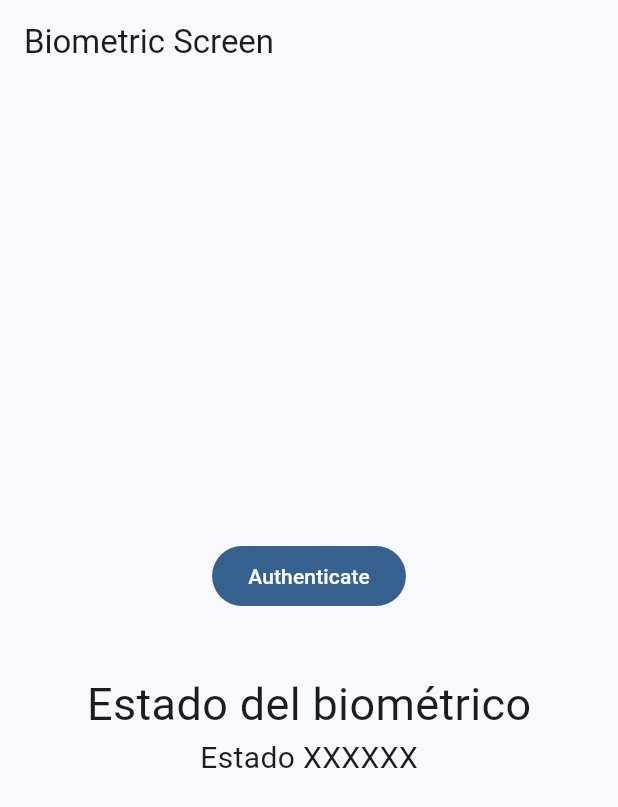
After one commit to pomarmcdrac/micelaneos, a Flutter app: the BiometricScreen screen opened by its route, on a phone screen of 412 x 824 dp. The commit adds this screen. Shown: the top 807 px of the screen. Run offline on Flutter 3.47's test engine with Material 3 defaults, Android fonts, the phone set to English and light mode, and no system bars; our stand-ins replace device_info_plus, dio, flutter_compass, flutter_riverpod, go_router, google_fonts and 4 more.

Commit message:
add new features

```diff
--- /dev/null
+++ b/lib/config/plugins/local_auth_plugin.dart
@@ -0,0 +1,52 @@
+import 'package:flutter/services.dart';
+import 'package:local_auth/local_auth.dart';
+import 'package:local_auth/error_codes.dart' as auth_error;
+
+class LocalAuthPlugin {
+  static final LocalAuthentication auth = LocalAuthentication();
+
+  static availableBiometrics() async {
+    final List<BiometricType> availableBiometrics = await auth.getAvailableBiometrics();
+
+    if (availableBiometrics.isNotEmpty) {
+      // Some biometrics are enrolled.
+    }
+
+    if (availableBiometrics.contains(BiometricType.strong) || availableBiometrics.contains(BiometricType.face)) {
+      // Specific types of biometrics are available.
+      // Use checks like this with caution!
+    }
+  }
+
+  static Future<bool> canCheckBiometrics() async {
+    return await auth.canCheckBiometrics;
+  }
+
+  static Future<(bool, String)> authenticate() async {
+
+    try {
+
+      final bool authenticated = await auth.authenticate(
+        localizedReason: 'Por favor autentícate para continuar',
+        options: const AuthenticationOptions(
+          // biometricOnly: true // false podemos colocar el PIN
+        ),
+      );
+
+      return (true, 'Success');
+
+    } on PlatformException catch (e) {
+      print(e);
+
+      if (e.code == auth_error.notEnrolled) return (false, 'Biometric not enrolled');
+      if (e.code == auth_error.lockedOut) return (false, 'Biometric locked out');
+      if (e.code == auth_error.notAvailable) return (false, 'Biometric not available');
+      if (e.code == auth_error.passcodeNotSet) return (false, 'Passcode not set');
+      if (e.code == auth_error.permanentlyLockedOut) return (false, 'Biometric permanently locked out');
+
+      return (false, e.toString());
+    }
+
+  }
+
+}
--- a/lib/config/router/app_router.dart
+++ b/lib/config/router/app_router.dart
@@ -48,9 +48,10 @@ final router = GoRouter(
         )
       ]
     ),
-    // GoRoute(
-    //   path: '/pokemons/:id',
-    //   builder: (context, state) => const PokemonsScreen(),
-    // ),
+    // ? Biometrics
+    GoRoute(
+      path: '/biometrics',
+      builder: (context, state) => const BiometricScreen(),
+    ),
   ]
 );
--- /dev/null
+++ b/lib/presentation/screens/biometrics/biometric_screen.dart
@@ -0,0 +1,38 @@
+import 'package:flutter/material.dart';
+
+class BiometricScreen extends StatelessWidget {
+
+  const BiometricScreen({super.key});
+
+  @override
+  Widget build(BuildContext context) {
+    return Scaffold(
+      appBar: AppBar(
+        title: const Text('Biometric Screen'),
+      ),
+      body: Center(
+        child: Column(
+          mainAxisAlignment: MainAxisAlignment.center,
+          children: [
+            FilledButton(
+              onPressed: () {
+
+              },
+              child: const Text('Authenticate'),
+            ),
+            //TODO Feedback del proceso
+            const SizedBox(height: 40,),
+            const Text(
+              'Estado del biométrico',
+              style: TextStyle(fontSize: 30),
+            ),
+            const Text(
+              'Estado XXXXXX',
+              style: TextStyle(fontSize: 20),
+            ),
+          ],
+        ),
+      ),
+    );
+  }
+}
--- a/lib/presentation/screens/pokemons/pokemon_screen.dart
+++ b/lib/presentation/screens/pokemons/pokemon_screen.dart
@@ -41,7 +41,7 @@ class _PokemonView extends StatelessWidget {
           IconButton(
             onPressed: () {
               SharePlugin.shareLink(
-                pokemon.spriteFront,
+                "https://deep-linking-omarmorales.vercel.app/pokemons/${pokemon.id}/",
                 'Mira este pokemon'
               );
             },
--- a/lib/presentation/screens/screens.dart
+++ b/lib/presentation/screens/screens.dart
@@ -11,3 +11,6 @@ export 'sensors/magnetometer_screen.dart';
 // Pokemons
 export 'pokemons/pokemons_screen.dart';
 export 'pokemons/pokemon_screen.dart';
+
+// Biometrics
+export 'biometrics/biometric_screen.dart';
--- a/lib/presentation/widgets/shared/main_menu.dart
+++ b/lib/presentation/widgets/shared/main_menu.dart
@@ -20,6 +20,7 @@ final menuItems = <MenuItem>[
   MenuItem('Gyroscope Ball', Icons.sports_baseball_rounded, '/gyroscope-ball'),
   MenuItem('Compass', Icons.explore_rounded, '/compass'),
   MenuItem('Pokemons', Icons.catching_pokemon_rounded, '/pokemons'),
+  MenuItem('Biometrics', Icons.fingerprint_rounded, '/biometrics'),
 ];
 
 class MainMenu extends StatelessWidget {
--- a/pubspec.yaml
+++ b/pubspec.yaml
@@ -15,11 +15,13 @@ dependencies:
   flutter_riverpod: ^2.4.10
   go_router: ^13.2.0
   google_fonts: 6.1.0
+  local_auth: ^2.2.0
   permission_handler: ^11.3.0
   sensors_plus: ^4.0.2
   share_plus: ^9.0.0
 
 dev_dependencies:
+  change_app_package_name: ^1.1.0
   flutter_lints: ^2.0.0
   flutter_test:
     sdk: flutter
```
Also changed, not shown: pubspec.lock, 8 other files.
